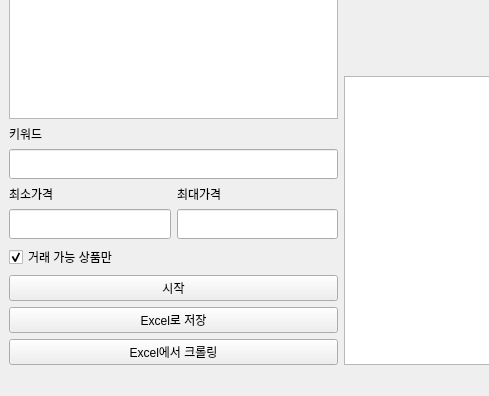
This is delivery/integrated/manual_gui/MAIN.ui in cococooklove/karrot-luxury-monitor as Qt 5 draws it before an edit; both pictures show x 0 to 489 and y 229 to 625 of the 1011 by 625 pixel window. The edited form follows.
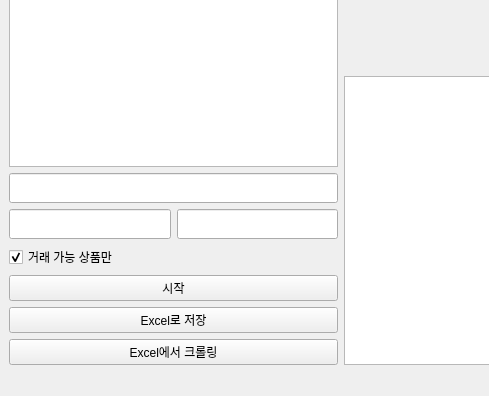
This is the edited form.

Commit message:
refactor: 수동 탭에서 자동·중복·고아 UI 를 걷어낸다
수동 검색은 버튼 클릭이 유일한 진입점인 온디맨드 조회다. 자동 감시와
공유하는 건 데이터소스·토큰·프록시 같은 하부 인프라뿐인데, 그 인프라를
만지는 위젯이 수동 탭에도 중복으로 서 있었다.

- 토큰 갱신 체크박스 제거. 토큰 수확은 _HarvestThread(20분 주기) 소유다.
  기본값이 ON 이었으므로 호출부 두 곳은 _refresh_tokens() 무조건 호출로
  바꿔 동작을 그대로 둔다.
- 계정·프록시 / 프록시 목록 보기 버튼 제거. 매물 감시 탭의
  autoAccountsBtn·autoProxyViewBtn 이 같은 핸들러로 이미 있다.
- label/label_2/label_3 제거. takeCentralWidget() 이후 어떤 레이아웃에도
  붙지 않던 고아로, placeholder 로 대체된 잔재다.

Claude-Session: https://claude.ai/code/session_014jeLhdD455sFgkVZXPtWsS

```diff
--- a/delivery/integrated/manual_gui/MAIN.ui
+++ b/delivery/integrated/manual_gui/MAIN.ui
@@ -43,13 +43,6 @@
         <property name="bottomMargin">
          <number>0</number>
         </property>
-        <item row="2" column="0">
-         <widget class="QLabel" name="label_2">
-          <property name="text">
-           <string>최소가격</string>
-          </property>
-         </widget>
-        </item>
         <item row="1" column="0" colspan="2">
          <widget class="QLineEdit" name="keywordEdit">
           <property name="minimumSize">
@@ -77,13 +70,6 @@
           </item>
          </layout>
         </item>
-        <item row="0" column="0" colspan="2">
-         <widget class="QLabel" name="label">
-          <property name="text">
-           <string>키워드</string>
-          </property>
-         </widget>
-        </item>
         <item row="5" column="0" colspan="2">
          <widget class="QPushButton" name="startBtn">
           <property name="text">
@@ -91,13 +77,6 @@
           </property>
          </widget>
         </item>
-        <item row="2" column="1">
-         <widget class="QLabel" name="label_3">
-          <property name="text">
-           <string>최대가격</string>
-          </property>
-         </widget>
-        </item>
         <item row="3" column="1">
          <widget class="QLineEdit" name="maximumEdit">
           <property name="minimumSize">
```
The commit also changes 6 other files.
